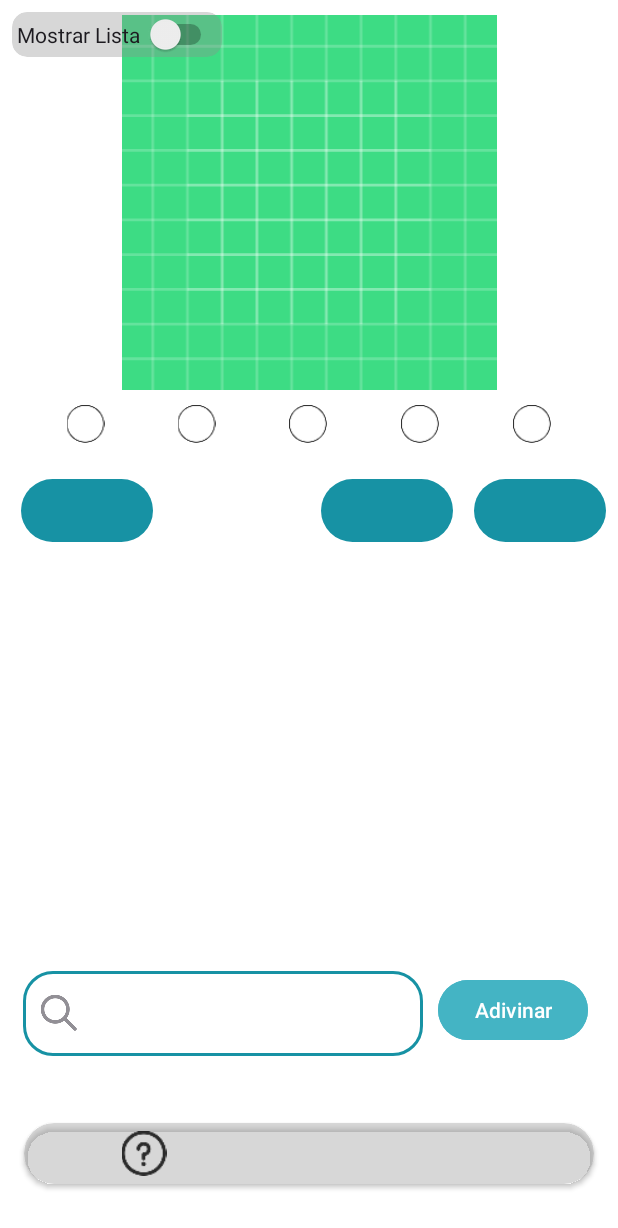
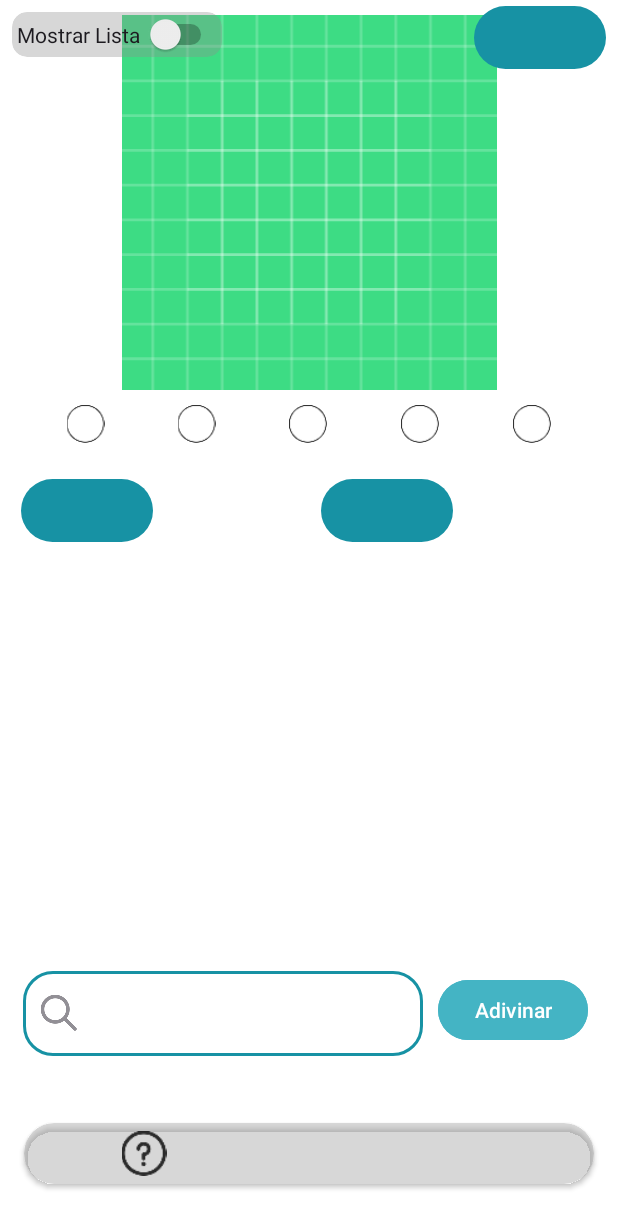
Before and after one commit to daviZ30/Guessit, an Android app: the fragment DailyFragment shown on its own in the app's theme, on a phone screen of 412 x 824 dp. Shown: the top 1228 px of the screen. Run offline under Robolectric (Android 15) with nearby library versions, the phone set to English and light mode, and no system bars; our stand-ins replace data binding; libraries missing offline, so code that uses them is left out: com.github.nikartm.button; plain views replace FitButton; pictures from the network do not load.

Commit message:
button Sign Out

```diff
--- a/app/src/main/java/com/dezeta/guessit/ui/daily/DailyFragment.kt
+++ b/app/src/main/java/com/dezeta/guessit/ui/daily/DailyFragment.kt
@@ -354,7 +354,11 @@ class DailyFragment : Fragment() {
             }
 
             4 -> binding.imgError4.setImageResource(R.drawable.cancelar)
-            5 -> binding.imgError5.setImageResource(R.drawable.cancelar)
+            5 -> {
+                binding.imgError5.setImageResource(R.drawable.cancelar)
+                showDegoratoryMessage()
+                findNavController().popBackStack()
+            }
             else -> {
                 showDegoratoryMessage()
                 findNavController().popBackStack()
--- a/app/src/main/res/layout/fragment_daily.xml
+++ b/app/src/main/res/layout/fragment_daily.xml
@@ -86,9 +86,9 @@
                 app:fb_iconColor="#FFF"
                 app:fb_iconPosition="left"
                 app:fb_shape="circle"
-                app:layout_constraintBottom_toBottomOf="@+id/btnNext"
+                app:layout_constraintBottom_toBottomOf="@+id/navBtnSignOut"
                 app:layout_constraintEnd_toEndOf="parent"
-                app:layout_constraintTop_toTopOf="@+id/btnNext" />
+                app:layout_constraintTop_toTopOf="@+id/navBtnSignOut" />
 
 
             <com.github.nikartm.button.FitButton
@@ -144,7 +144,7 @@
                 app:layout_constraintEnd_toEndOf="parent"
                 app:layout_constraintHorizontal_bias="0.0"
                 app:layout_constraintStart_toStartOf="parent"
-                app:layout_constraintTop_toBottomOf="@+id/btnNext"
+                app:layout_constraintTop_toBottomOf="@+id/navBtnSignOut"
                 app:reverseLayout="true"
                 app:stackFromEnd="true" />
 
```
Also changed, not shown: app/src/main/java/com/dezeta/guessit/MainActivity.kt (+10 -0 lines), app/src/main/res/layout/nav_header_main.xml (+26 -7 lines).
